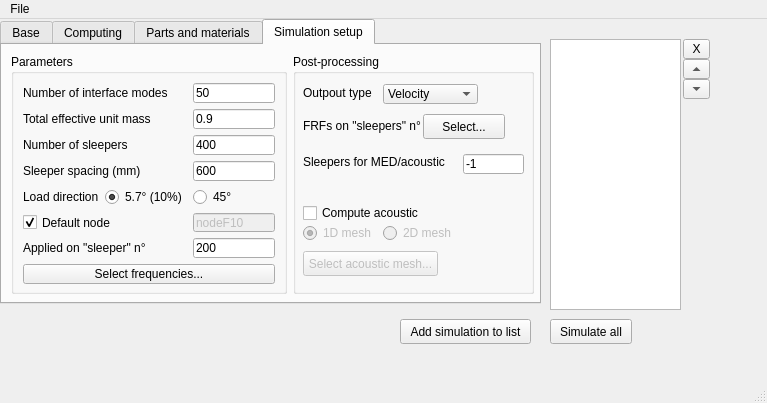
jcugnoni-heig/RailTrackModellingToolbox, file src/MultiSleeperModel/DevFiles/App/GUI.ui: the form before one commit.
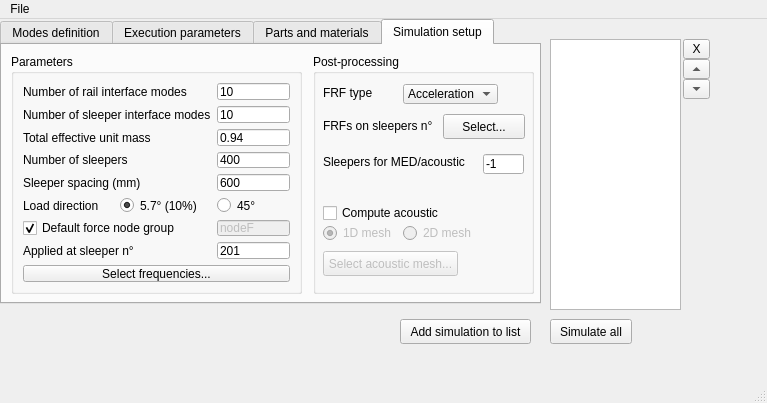
The form after the commit. The open tabs and pages were chosen to show the change.

Commit message: Toolbox (end of RailTrackEval project)

```diff
--- a/src/MultiSleeperModel/DevFiles/App/GUI.ui
+++ b/src/MultiSleeperModel/DevFiles/App/GUI.ui
@@ -60,7 +60,7 @@
     </property>
     <widget class="QWidget" name="tab_5">
      <attribute name="title">
-      <string>Base</string>
+      <string>Modes definition</string>
      </attribute>
      <widget class="QGroupBox" name="groupBox_2">
       <property name="enabled">
@@ -264,7 +264,7 @@
     </widget>
     <widget class="QWidget" name="tab_4">
      <attribute name="title">
-      <string>Computing</string>
+      <string>Execution parameters</string>
      </attribute>
      <widget class="QGroupBox" name="groupBox">
       <property name="geometry">
@@ -1218,7 +1218,7 @@
        <rect>
         <x>9</x>
         <y>9</y>
-        <width>276</width>
+        <width>291</width>
         <height>240</height>
        </rect>
       </property>
@@ -1226,56 +1226,13 @@
        <string>Parameters</string>
       </property>
       <layout class="QGridLayout" name="gridLayout_8">
-       <item row="6" column="0">
-        <widget class="QLabel" name="label_21">
-         <property name="text">
-          <string>Load direction</string>
-         </property>
-        </widget>
-       </item>
-       <item row="6" column="1">
-        <widget class="QRadioButton" name="rb_10pct">
+       <item row="9" column="2">
+        <widget class="QLineEdit" name="txt_slpForce">
          <property name="toolTip">
           <string>&lt;html&gt;&lt;head/&gt;&lt;body&gt;&lt;p&gt;The force acts in a plane parallel to the YZ plane, either at 45° inward (turn case), or at 5.7° outward (default case).&lt;/p&gt;&lt;/body&gt;&lt;/html&gt;</string>
          </property>
          <property name="text">
-          <string>5.7° (10%)</string>
-         </property>
-         <property name="checked">
-          <bool>true</bool>
-         </property>
-        </widget>
-       </item>
-       <item row="6" column="2">
-        <widget class="QRadioButton" name="rb_45deg">
-         <property name="toolTip">
-          <string>&lt;html&gt;&lt;head/&gt;&lt;body&gt;&lt;p&gt;The force acts in a plane parallel to the YZ plane, either at 45° inward (turn case), or at 5.7° outward (default case).&lt;/p&gt;&lt;/body&gt;&lt;/html&gt;</string>
-         </property>
-         <property name="text">
-          <string>45°</string>
-         </property>
-        </widget>
-       </item>
-       <item row="9" column="0" colspan="3">
-        <widget class="QPushButton" name="btn_freqs">
-         <property name="enabled">
-          <bool>true</bool>
-         </property>
-         <property name="text">
-          <string>Select frequencies...</string>
-         </property>
-        </widget>
-       </item>
-       <item row="0" column="2">
-        <widget class="QLineEdit" name="txt_nModes">
-         <property name="toolTip">
-          <string>&lt;html&gt;&lt;head/&gt;&lt;body&gt;&lt;p&gt;The modes (computed in phase 1) that are going to be used are the union of the N most influent modes to the response computed in phase 1, among the 6 substructures used and the frequency spectrum. This number is an approximation. The total number of modes may be larger. N can be decreased for quicker but perhaps less accurate simulations.&lt;/p&gt;&lt;/body&gt;&lt;/html&gt;</string>
-         </property>
-         <property name="statusTip">
-          <string/>
-         </property>
-         <property name="text">
-          <string>50</string>
+          <string>201</string>
          </property>
         </widget>
        </item>
@@ -1285,12 +1242,12 @@
           <string/>
          </property>
          <property name="text">
-          <string>Number of interface modes</string>
+          <string>Number of rail interface modes</string>
          </property>
         </widget>
        </item>
-       <item row="1" column="2">
-        <widget class="QLineEdit" name="txt_cumulMassEffeUn">
+       <item row="0" column="2">
+        <widget class="QLineEdit" name="txt_nModesRai">
          <property name="toolTip">
           <string>&lt;html&gt;&lt;head/&gt;&lt;body&gt;&lt;p&gt;This is the minimum cumulated effective unit mass requested in each direction (see doc Code_Aster R5.01.03). It enables selecting the smallest number of eigenmodes such that the cumulated effective unit mass reaches that value ([0;1]) in each direction.&lt;/p&gt;&lt;/body&gt;&lt;/html&gt;</string>
          </property>
@@ -1298,49 +1255,48 @@
           <string/>
          </property>
          <property name="text">
-          <string>0.9</string>
+          <string>10</string>
          </property>
         </widget>
        </item>
-       <item row="1" column="0" colspan="2">
-        <widget class="QLabel" name="label_44">
-         <property name="whatsThis">
-          <string/>
-         </property>
-         <property name="text">
-          <string>Total effective unit mass</string>
-         </property>
-        </widget>
-       </item>
-       <item row="3" column="2">
+       <item row="4" column="2">
         <widget class="QLineEdit" name="txt_nSlp">
          <property name="text">
           <string>400</string>
          </property>
         </widget>
        </item>
-       <item row="4" column="2">
-        <widget class="QLineEdit" name="txt_slpSpacing">
+       <item row="2" column="0" colspan="2">
+        <widget class="QLabel" name="label_44">
+         <property name="whatsThis">
+          <string/>
+         </property>
          <property name="text">
-          <string>600</string>
+          <string>Total effective unit mass</string>
          </property>
         </widget>
        </item>
-       <item row="4" column="0" colspan="2">
+       <item row="2" column="2">
+        <widget class="QLineEdit" name="txt_cumulMassEffeUn">
+         <property name="toolTip">
+          <string>&lt;html&gt;&lt;head/&gt;&lt;body&gt;&lt;p&gt;This is the minimum cumulated effective unit mass requested in each direction (see doc Code_Aster R5.01.03). It enables selecting the smallest number of eigenmodes such that the cumulated effective unit mass reaches that value ([0;1]) in each direction.&lt;/p&gt;&lt;/body&gt;&lt;/html&gt;</string>
+         </property>
+         <property name="statusTip">
+          <string/>
+         </property>
+         <property name="text">
+          <string>0.94</string>
+         </property>
+        </widget>
+       </item>
+       <item row="5" column="0" colspan="2">
         <widget class="QLabel" name="label_36">
          <property name="text">
           <string>Sleeper spacing (mm)</string>
          </property>
         </widget>
        </item>
-       <item row="3" column="0" colspan="2">
-        <widget class="QLabel" name="label_20">
-         <property name="text">
-          <string>Number of sleepers</string>
-         </property>
-        </widget>
-       </item>
-       <item row="7" column="2">
+       <item row="8" column="2">
         <widget class="QLineEdit" name="txt_forceNode">
          <property name="enabled">
           <bool>false</bool>
@@ -1349,34 +1305,101 @@
           <string>&lt;html&gt;&lt;head/&gt;&lt;body&gt;&lt;p&gt;A group containing 1 node, which must exist in the macroelement mesh.&lt;/p&gt;&lt;/body&gt;&lt;/html&gt;</string>
          </property>
          <property name="text">
-          <string>nodeF10</string>
+          <string>nodeF</string>
          </property>
         </widget>
        </item>
-       <item row="7" column="0" colspan="2">
+       <item row="4" column="0" colspan="2">
+        <widget class="QLabel" name="label_20">
+         <property name="text">
+          <string>Number of sleepers</string>
+         </property>
+        </widget>
+       </item>
+       <item row="8" column="0" colspan="2">
         <widget class="QCheckBox" name="cb_defaultNode">
          <property name="text">
-          <string>Default node</string>
+          <string>Default force node group</string>
          </property>
          <property name="checked">
           <bool>true</bool>
          </property>
         </widget>
        </item>
-       <item row="8" column="2">
-        <widget class="QLineEdit" name="txt_slpForce">
+       <item row="5" column="2">
+        <widget class="QLineEdit" name="txt_slpSpacing">
+         <property name="text">
+          <string>600</string>
+         </property>
+        </widget>
+       </item>
+       <item row="7" column="0">
+        <widget class="QLabel" name="label_21">
+         <property name="text">
+          <string>Load direction</string>
+         </property>
+        </widget>
+       </item>
+       <item row="7" column="1">
+        <widget class="QRadioButton" name="rb_10pct">
          <property name="toolTip">
           <string>&lt;html&gt;&lt;head/&gt;&lt;body&gt;&lt;p&gt;The force will be applied to the group of node indicated above, on the substructure corresponding to the sleeper number entered here. The excited side is always the right side.&lt;/p&gt;&lt;/body&gt;&lt;/html&gt;</string>
          </property>
          <property name="text">
-          <string>200</string>
+          <string>5.7° (10%)</string>
          </property>
+         <property name="checked">
+          <bool>true</bool>
+         </property>
         </widget>
        </item>
-       <item row="8" column="0" colspan="2">
+       <item row="10" column="0" colspan="3">
+        <widget class="QPushButton" name="btn_freqs">
+         <property name="enabled">
+          <bool>true</bool>
+         </property>
+         <property name="text">
+          <string>Select frequencies...</string>
+         </property>
+        </widget>
+       </item>
+       <item row="7" column="2">
+        <widget class="QRadioButton" name="rb_45deg">
+         <property name="toolTip">
+          <string>&lt;html&gt;&lt;head/&gt;&lt;body&gt;&lt;p&gt;The force acts in a plane parallel to the YZ plane, either at 45° inward (turn case), or at 5.7° outward (default case).&lt;/p&gt;&lt;/body&gt;&lt;/html&gt;</string>
+         </property>
+         <property name="text">
+          <string>45°</string>
+         </property>
+        </widget>
+       </item>
+       <item row="9" column="0" colspan="2">
         <widget class="QLabel" name="label_23">
          <property name="text">
-          <string>Applied on &quot;sleeper&quot; n°</string>
+          <string>Applied at sleeper n°</string>
+         </property>
+        </widget>
+       </item>
+       <item row="1" column="2">
+        <widget class="QLineEdit" name="txt_nModesSlp">
+         <property name="toolTip">
+          <string>&lt;html&gt;&lt;head/&gt;&lt;body&gt;&lt;p&gt;The modes (computed in phase 1) that are going to be used are the union of the N most influent modes to the response computed in phase 1, among the 6 substructures used and the frequency spectrum. This number is an approximation. The total number of modes may be larger. N can be decreased for quicker but perhaps less accurate simulations.&lt;/p&gt;&lt;/body&gt;&lt;/html&gt;</string>
+         </property>
+         <property name="statusTip">
+          <string/>
+         </property>
+         <property name="text">
+          <string>10</string>
+         </property>
+        </widget>
+       </item>
+       <item row="1" column="0" colspan="2">
+        <widget class="QLabel" name="label_46">
+         <property name="whatsThis">
+          <string/>
+         </property>
+         <property name="text">
+          <string>Number of sleeper interface modes</string>
          </property>
         </widget>
        </item>
@@ -1385,9 +1408,9 @@
      <widget class="QGroupBox" name="groupBox_8">
       <property name="geometry">
        <rect>
-        <x>291</x>
+        <x>311</x>
         <y>9</y>
-        <width>241</width>
+        <width>221</width>
         <height>240</height>
        </rect>
       </property>
@@ -1399,7 +1422,7 @@
         <rect>
          <x>10</x>
          <y>150</y>
-         <width>121</width>
+         <width>151</width>
          <height>18</height>
         </rect>
        </property>
@@ -1420,7 +1443,7 @@
         </rect>
        </property>
        <property name="text">
-        <string>Outpout type</string>
+        <string>FRF type</string>
        </property>
       </widget>
       <widget class="QLabel" name="label_24">
@@ -1433,7 +1456,7 @@
         </rect>
        </property>
        <property name="text">
-        <string>FRFs on &quot;sleepers&quot; n°</string>
+        <string>FRFs on sleepers n°</string>
        </property>
       </widget>
       <widget class="QPushButton" name="btn_selectAcousticMesh">
@@ -1467,11 +1490,6 @@
        <property name="toolTip">
         <string>&lt;html&gt;&lt;head/&gt;&lt;body&gt;&lt;p&gt;The FRFs and the harmonic .med file result are expressed either in terms of velocity or acceleration.&lt;/p&gt;&lt;/body&gt;&lt;/html&gt;</string>
        </property>
-       <item>
-        <property name="text">
-         <string>Velocity</string>
-        </property>
-       </item>
        <item>
         <property name="text">
          <string>Acceleration</string>
@@ -1565,7 +1583,7 @@
         <rect>
          <x>170</x>
          <y>100</y>
-         <width>61</width>
+         <width>41</width>
          <height>20</height>
         </rect>
        </property>
```
Left out of the diff: 226 changed lines with no effect on the pictures. The commit also changes 165 other files.
